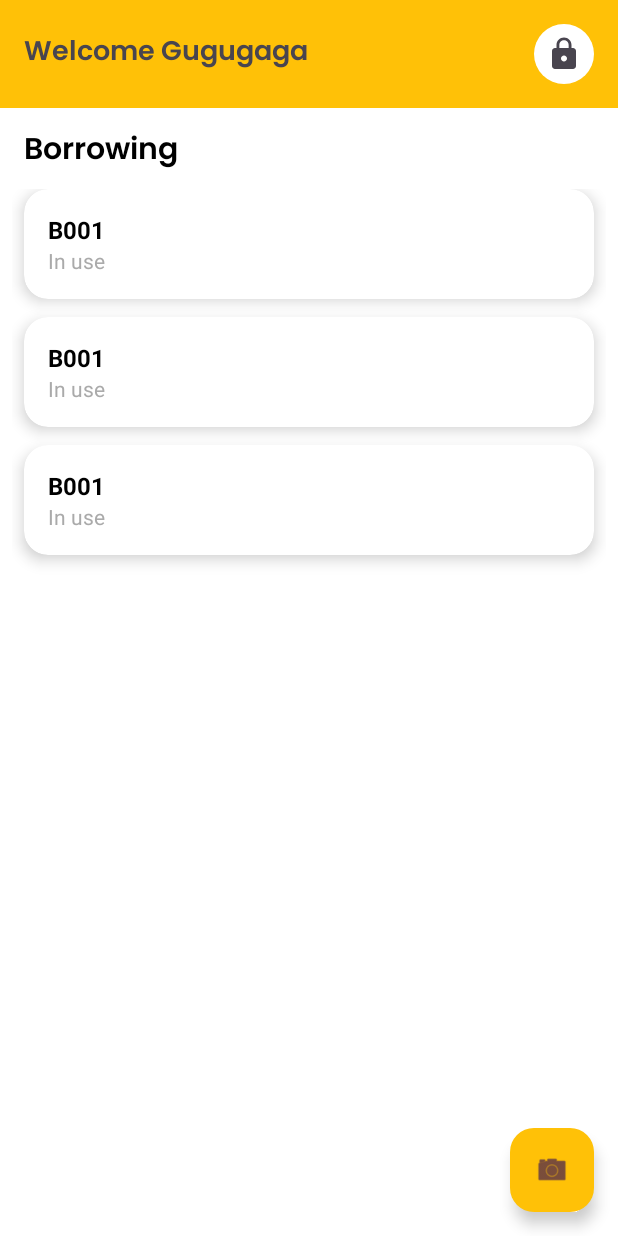
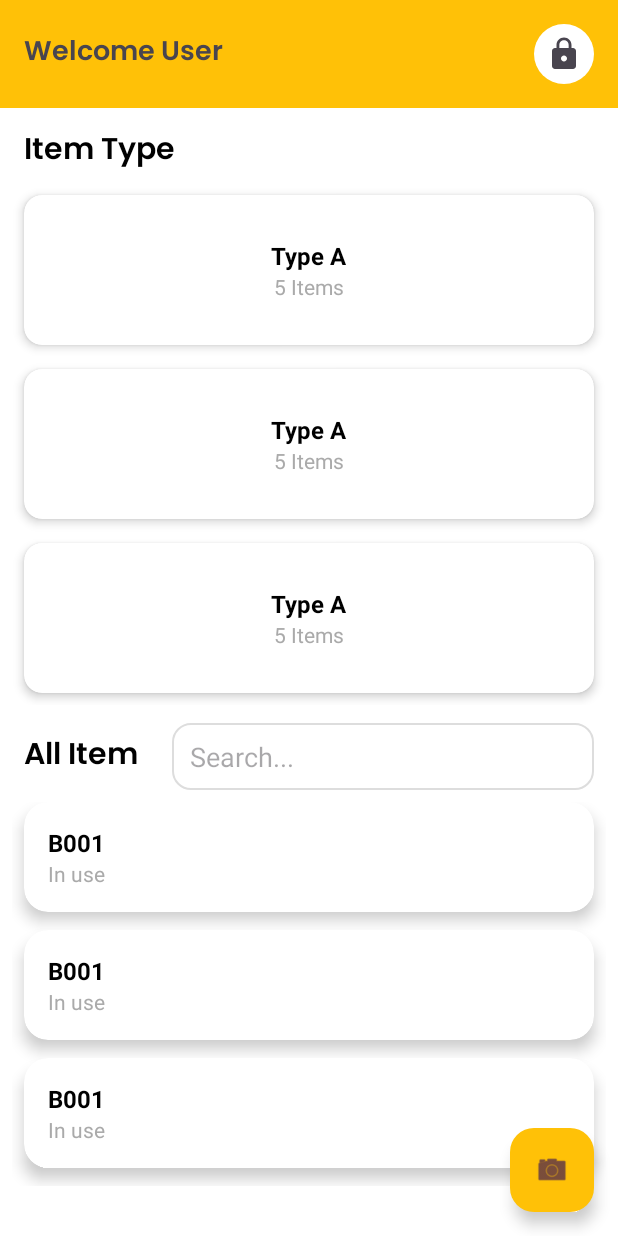
Before and after one commit to rayhanfay/pplm-project, an Android app: the layout activity_student_section.xml on its own in the app's theme, with its tools: preview values and no code run, on a phone screen of 412 x 824 dp. Run offline under Robolectric (Android 15) with nearby library versions, the phone set to English and light mode, and no system bars.

Commit message:
04.14 18.05.2025

```diff
--- /dev/null
+++ b/ProjectInventarisUAS/app/src/main/java/com/pplm/projectinventarisuas/data/model/ItemSummary.kt
@@ -0,0 +1,6 @@
+package com.pplm.projectinventarisuas.data.model
+
+data class ItemSummary(
+    val type: String,
+    val count: Int
+)
--- a/ProjectInventarisUAS/app/src/main/res/layout/activity_student_section.xml
+++ b/ProjectInventarisUAS/app/src/main/res/layout/activity_student_section.xml
@@ -2,8 +2,8 @@
     xmlns:app="http://schemas.android.com/apk/res-auto"
     xmlns:tools="http://schemas.android.com/tools"
     android:layout_width="match_parent"
+    android:layout_height="match_parent"
     android:fitsSystemWindows="true"
-    android:layout_height="match_parent"
     android:background="@color/white"
     tools:context=".ui.studentsection.StudentSectionActivity">
 
@@ -15,10 +15,10 @@
         <LinearLayout
             android:layout_width="match_parent"
             android:layout_height="wrap_content"
+            android:background="@color/yellow"
             android:padding="16dp"
-            android:gravity="center_vertical"
-            android:background="@color/yellow"
-            android:orientation="horizontal">
+            android:orientation="horizontal"
+            android:gravity="center_vertical">
 
             <TextView
                 android:id="@+id/tvTitle"
@@ -26,7 +26,7 @@
                 android:layout_height="wrap_content"
                 android:layout_weight="1"
                 android:fontFamily="@font/poppins_semibold"
-                android:text="Welcome Gugugaga"
+                android:text="Welcome User"
                 android:textSize="18sp"
                 android:textStyle="bold" />
 
@@ -34,15 +34,32 @@
                 android:id="@+id/btnLogout"
                 android:layout_width="40dp"
                 android:layout_height="40dp"
-                android:src="@drawable/ic_lock"
                 android:background="@drawable/circle_white"
-                android:padding="8dp" />
+                android:padding="8dp"
+                android:src="@drawable/ic_lock" />
         </LinearLayout>
+
+        <androidx.swiperefreshlayout.widget.SwipeRefreshLayout
+            android:id="@+id/swipeRefresh"
+            android:layout_width="match_parent"
+            android:layout_height="0dp"
+            android:layout_weight="1">
+
+            <ScrollView
+                android:layout_width="match_parent"
+                android:layout_height="match_parent"
+                android:fillViewport="true">
+
+                <LinearLayout
+                    android:layout_width="match_parent"
+                    android:layout_height="wrap_content"
+                    android:orientation="vertical"
+                    android:paddingBottom="16dp">
 
                     <TextView
                         android:layout_width="match_parent"
                         android:layout_height="wrap_content"
-            android:text="Borrowing"
+                        android:text="Item Type"
                         android:paddingStart="16dp"
                         android:paddingTop="12dp"
                         android:fontFamily="@font/poppins_semibold"
@@ -51,13 +68,58 @@
                         android:textColor="@android:color/black" />
 
                     <androidx.recyclerview.widget.RecyclerView
+                        android:id="@+id/rvItemSummary"
+                        android:layout_width="match_parent"
+                        android:layout_height="wrap_content"
+                        android:layout_marginHorizontal="8dp"
+                        android:layout_marginTop="4dp"
+                        android:nestedScrollingEnabled="false"
+                        android:overScrollMode="never"
+                        tools:listitem="@layout/item_summary_card" />
+
+                    <LinearLayout
+                        android:layout_width="match_parent"
+                        android:layout_height="wrap_content"
+                        android:orientation="horizontal"
+                        android:paddingTop="12dp"
+                        android:paddingHorizontal="16dp"
+                        android:gravity="center_vertical">
+
+                        <TextView
+                            android:layout_width="0dp"
+                            android:layout_height="wrap_content"
+                            android:layout_weight="1.5"
+                            android:text="All Item"
+                            android:fontFamily="@font/poppins_semibold"
+                            android:textSize="20sp"
+                            android:textStyle="bold"
+                            android:textColor="@android:color/black" />
+
+                        <EditText
+                            android:id="@+id/etSearch"
+                            android:layout_width="160dp"
+                            android:layout_height="wrap_content"
+                            android:layout_marginStart="8dp"
+                            android:layout_weight="2"
+                            android:hint="Search..."
+                            android:background="@drawable/rounded_edittext"
+                            android:paddingHorizontal="12dp"
+                            android:inputType="text"
+                            android:maxLines="1" />
+                    </LinearLayout>
+
+                    <androidx.recyclerview.widget.RecyclerView
                         android:id="@+id/recyclerView"
                         android:layout_width="match_parent"
-            android:layout_height="0dp"
-            android:layout_weight="1"
+                        android:layout_height="wrap_content"
+                        android:paddingHorizontal="8dp"
                         android:paddingTop="8dp"
-            android:paddingHorizontal="8dp"
+                        android:nestedScrollingEnabled="false"
+                        android:overScrollMode="never"
                         tools:listitem="@layout/item_borrowing_layout" />
+                </LinearLayout>
+            </ScrollView>
+        </androidx.swiperefreshlayout.widget.SwipeRefreshLayout>
     </LinearLayout>
 
     <com.google.android.material.floatingactionbutton.FloatingActionButton
--- /dev/null
+++ b/ProjectInventarisUAS/app/src/main/res/layout/item_summary_card.xml
@@ -0,0 +1,34 @@
+<?xml version="1.0" encoding="utf-8"?>
+<androidx.cardview.widget.CardView xmlns:android="http://schemas.android.com/apk/res/android"
+    xmlns:card_view="http://schemas.android.com/apk/res-auto"
+    android:layout_width="match_parent"
+    android:layout_height="wrap_content"
+    card_view:cardCornerRadius="12dp"
+    card_view:cardElevation="4dp"
+    android:layout_margin="8dp">
+
+    <LinearLayout
+        android:layout_width="match_parent"
+        android:layout_height="100dp"
+        android:gravity="center"
+        android:orientation="vertical"
+        android:padding="8dp">
+
+        <TextView
+            android:id="@+id/tvItemType"
+            android:layout_width="wrap_content"
+            android:layout_height="wrap_content"
+            android:text="Type A"
+            android:textSize="16sp"
+            android:textStyle="bold"
+            android:textColor="@android:color/black" />
+
+        <TextView
+            android:id="@+id/tvItemCount"
+            android:layout_width="wrap_content"
+            android:layout_height="wrap_content"
+            android:text="5 Items"
+            android:textSize="14sp"
+            android:textColor="@android:color/darker_gray" />
+    </LinearLayout>
+</androidx.cardview.widget.CardView>
```
Also changed, not shown: ProjectInventarisUAS/app/src/main/java/com/pplm/projectinventarisuas/ui/studentsection/StudentSectionActivity.kt (+42 -15 lines), ProjectInventarisUAS/app/src/main/java/com/pplm/projectinventarisuas/utils/adapter/ItemSummaryAdapter.kt (added, +32 -0 lines), ProjectInventarisUAS/app/src/main/java/com/pplm/projectinventarisuas/utils/viewmodel/ItemViewModel.kt (+25 -7 lines). Lines whose indentation alone changed are shown as unchanged.
